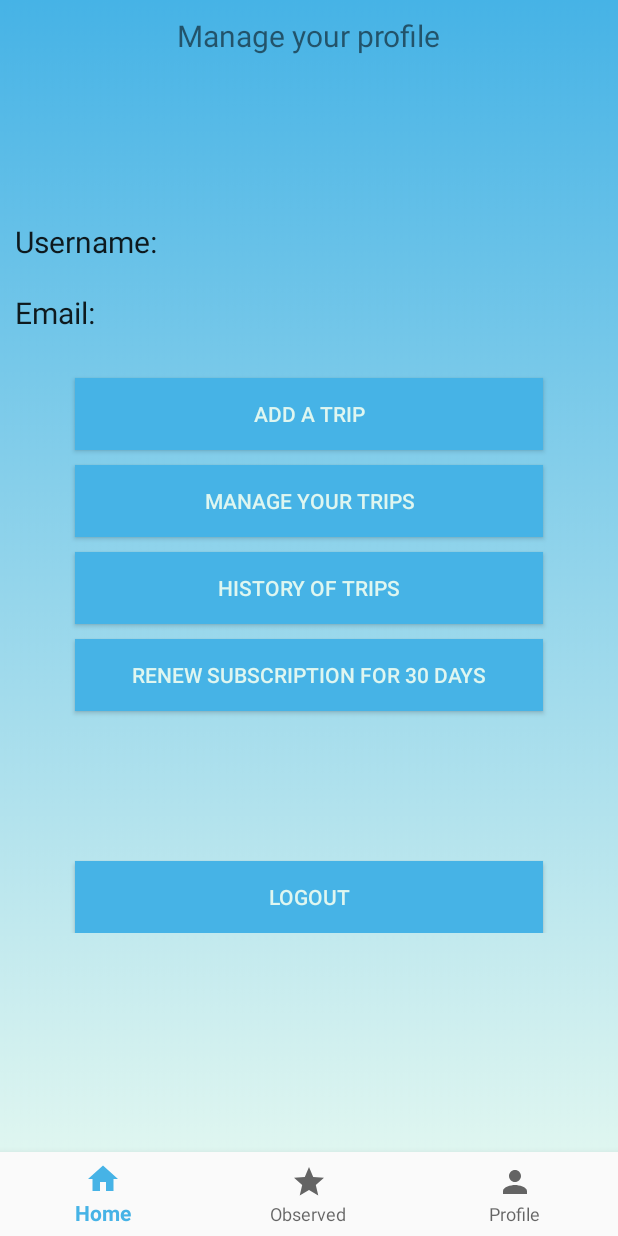
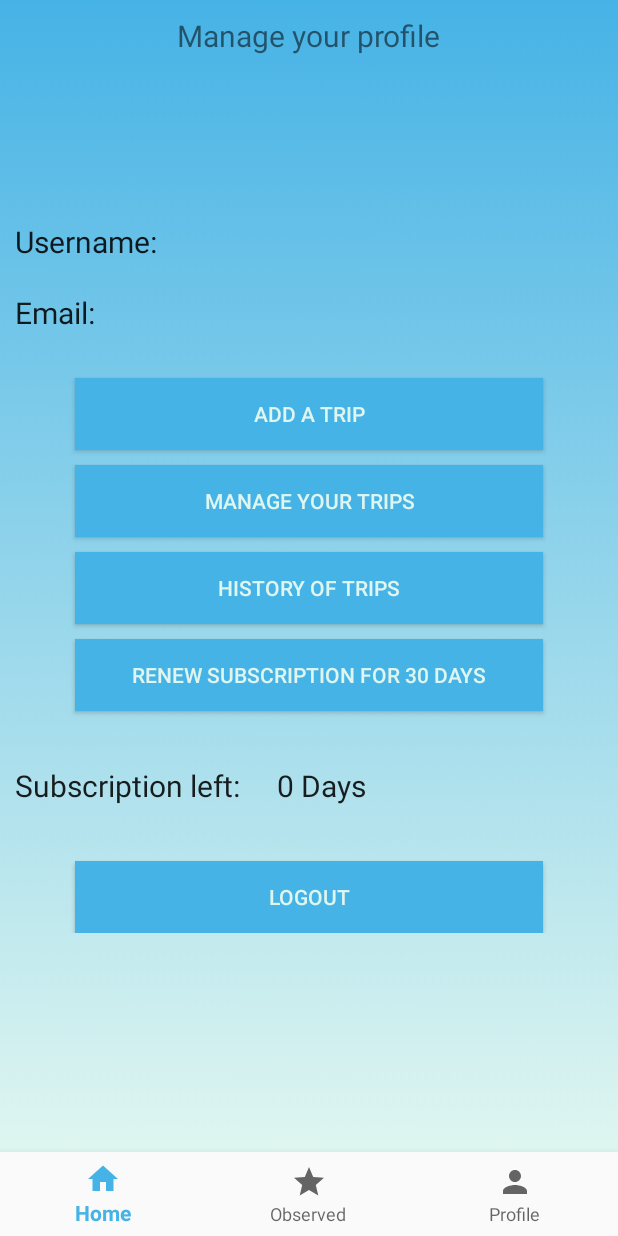
Before and after one commit to yakzi/tour-guider, an Android app: the fragment ProfileFragment placed in its activity, on a phone screen of 412 x 824 dp. Run offline under Robolectric (Android 15) with nearby library versions, the light colour scheme and no system bars; libraries missing offline, so code that uses them is left out: com.paypal.android; pictures from the network do not load; 3 statements that could not run were skipped.

Commit message:
ADD temporary subscription time showing

```diff
--- a/app/src/main/java/com/example/tourguider/DisplayTripFragment.java
+++ b/app/src/main/java/com/example/tourguider/DisplayTripFragment.java
@@ -86,7 +86,12 @@ public class DisplayTripFragment extends Fragment {
         if(trip.isBy_foot()) tripType.setText("By foot");
         if(trip.isBy_moto()) tripType.setText("By motorcycle");
 
+        takePart.setOnClickListener(new View.OnClickListener() {
+            @Override
+            public void onClick(View v) {
 
+            }
+        });
 
         return view;
     }
--- a/app/src/main/java/com/example/tourguider/MainActivity.java
+++ b/app/src/main/java/com/example/tourguider/MainActivity.java
@@ -17,6 +17,8 @@ import com.paypal.android.sdk.payments.PaymentConfirmation;
 import org.json.JSONException;
 
 public class MainActivity extends AppCompatActivity {
+
+    public static int daysLeft = 0;
 
     @Override
     protected void onCreate(Bundle savedInstanceState) {
@@ -68,7 +70,8 @@ public class MainActivity extends AppCompatActivity {
                 {
                     try{
                         String paymentDetails = confirmation.toJSONObject().toString(4);
-                        Toast.makeText(this, "Payment confirmed \n" + paymentDetails + "\n" + "30", Toast.LENGTH_SHORT).show();
+                        Toast.makeText(this, "Payment confirmed \n" + paymentDetails + "\n" + "30", Toast.LENGTH_LONG).show();
+                        daysLeft += 30;
                     } catch (JSONException e) {
                         e.printStackTrace();
                     }
--- a/app/src/main/java/com/example/tourguider/ProfileFragment.java
+++ b/app/src/main/java/com/example/tourguider/ProfileFragment.java
@@ -26,9 +26,8 @@ public class ProfileFragment extends Fragment {
     Button logoutButton;
     Button buttonAddTrip;
     Button payButton;
-    TextView  textViewUsername, textViewEmail;
+    TextView  textViewUsername, textViewEmail , textViewDaysLeft;
 
-    String amount = "25";
     private static final int PAYPAL_REQUEST_CODE = 7171;
     private static PayPalConfiguration config = new PayPalConfiguration()
             .environment(PayPalConfiguration.ENVIRONMENT_SANDBOX)
@@ -46,6 +45,8 @@ public class ProfileFragment extends Fragment {
 
         View view = inflater.inflate(R.layout.fragment_profile, container, false);
 
+        textViewDaysLeft = view.findViewById(R.id.subLeft);
+        textViewDaysLeft.setText(MainActivity.daysLeft + " Days");
         textViewUsername = view.findViewById(R.id.textViewUsername);
         textViewEmail =  view.findViewById(R.id.textViewEmail);
         User user = SharedPrefManager.getInstance(getContext()).getUser();
@@ -105,6 +106,10 @@ public class ProfileFragment extends Fragment {
         getActivity().startActivityForResult(intent, PAYPAL_REQUEST_CODE);
     }
 
+    @Override
+    public void onResume() {
+        super.onResume();
 
-
+        textViewDaysLeft.setText(MainActivity.daysLeft + " Days");
+    }
 }
--- a/app/src/main/java/com/example/tourguider/URLs.java
+++ b/app/src/main/java/com/example/tourguider/URLs.java
@@ -8,6 +8,7 @@ public class URLs {
     public static final String URL_LOGIN = ROOT_URL + "login";
     public static final String URL_ADD_TRIP = ROOT_URL + "addtrip";
     public static final String URL_HOMEVIEW = ROOT_URL + "homeview";
+    public static final String URL_TAKEPART = ROOT_URL + "takepart";
     public static final String URL_DELETE_TRIP = ROOT_URL + "deletetrip";
     public static final String URL_INCREASE_LIKES = ROOT_URL + "increaselikes";
     public static final String URL_DECREASE_LIKES = ROOT_URL + "descreaselikes";
--- a/app/src/main/res/layout/fragment_profile.xml
+++ b/app/src/main/res/layout/fragment_profile.xml
@@ -126,4 +126,28 @@
             android:text="Logout"
             android:textColor="@color/colorBackground" />
     </LinearLayout>
+
+        <TextView
+            android:layout_marginTop="500dp"
+            android:textSize="20sp"
+            android:id="@+id/subs"
+            android:layout_width="wrap_content"
+            android:layout_height="wrap_content"
+            android:padding="10dp"
+            android:text="Subscription left: "
+            android:textAppearance="@style/Base.TextAppearance.AppCompat.Large"
+            />
+
+        <TextView
+            android:layout_marginTop="500dp"
+            android:textSize="20sp"
+            android:id="@+id/subLeft"
+            android:layout_width="match_parent"
+            android:layout_height="wrap_content"
+            android:layout_toRightOf="@+id/subs"
+            android:padding="10dp"
+            android:text="daysLeft"
+            android:textAppearance="@style/Base.TextAppearance.AppCompat.Large"
+            android:layout_toEndOf="@+id/subs" />
+
 </RelativeLayout>
```
